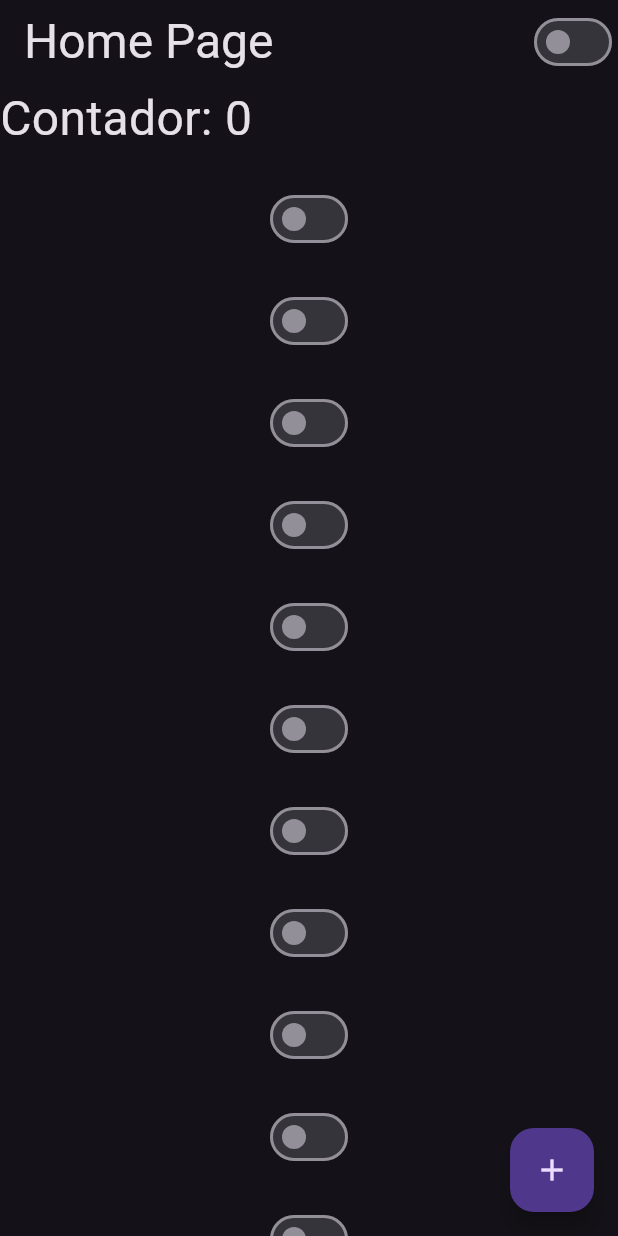
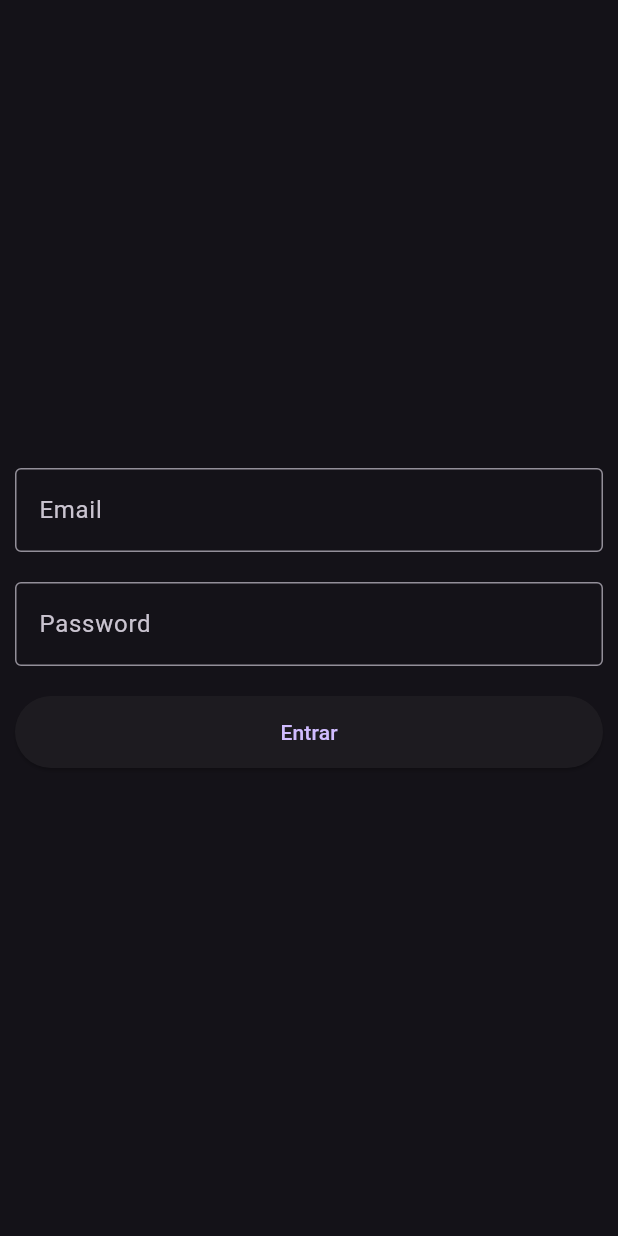
Before and after one commit to Mauricio-Junior-Dev/flutter_aula, a Flutter app: the screen it shows after launch, on a phone screen of 412 x 824 dp. Run offline on Flutter 3.47's test engine with Material 3 defaults, Android fonts, the phone set to English and light mode, and no system bars.

Commit message:
aula 17 TextFild

```diff
--- a/ola_mundo/lib/app_widget.dart
+++ b/ola_mundo/lib/app_widget.dart
@@ -1,6 +1,7 @@
 import 'package:ola_mundo/app_controller.dart';
 import 'package:ola_mundo/home_page.dart';
 import 'package:flutter/material.dart';
+import 'package:ola_mundo/login_page.dart';
 
 class AppWidget extends StatelessWidget {
   //Stateles Não pode ser mudado
@@ -20,7 +21,7 @@ class AppWidget extends StatelessWidget {
                 ? Brightness.light
                 : Brightness.dark,
           ),
-          home: HomePage(),
+          home: LoginPage(),
         );
       },
     );
--- /dev/null
+++ b/ola_mundo/lib/login_page.dart
@@ -0,0 +1,71 @@
+import 'dart:math';
+
+import 'package:flutter/material.dart';
+
+class LoginPage extends StatefulWidget {
+  const LoginPage({super.key});
+
+  @override
+  State<LoginPage> createState() => _LoginPageState();
+}
+
+class _LoginPageState extends State<LoginPage> {
+  String email = '';
+  String password = '';
+
+  @override
+  Widget build(BuildContext context) {
+    return Material(
+        child: SingleChildScrollView(
+      child: SizedBox(
+        width: MediaQuery.of(context).size.width,
+        height: MediaQuery.of(context).size.height,
+        child: Padding(
+          padding: const EdgeInsets.all(10.0),
+          child: Column(
+            mainAxisAlignment: MainAxisAlignment.center,
+            children: [
+              TextField(
+                onChanged: (text) {
+                  email = text;
+                },
+                keyboardType: TextInputType.emailAddress,
+                decoration: InputDecoration(
+                  labelText: 'Email',
+                  border: OutlineInputBorder(),
+                ),
+              ),
+
+              SizedBox(height: 20.0), // Espaço entre os campos de texto
+              TextField(
+                onChanged: (text) {
+                  password = text;
+                },
+                obscureText: true,
+                decoration: InputDecoration(
+                  labelText: 'Password',
+                  border: OutlineInputBorder(),
+                ),
+              ),
+
+              SizedBox(
+                  height: 20.0), // Espaço entre os campos de texto e o botão
+              ElevatedButton(
+                style: ElevatedButton.styleFrom(
+                    minimumSize: Size(double.infinity, 48)),
+                onPressed: () {
+                  if (email == 'admin@admin.com' && password == 'admin') {
+                    print('Login bem-sucedido');
+                  } else {
+                    print('Login falhou');
+                  }
+                },
+                child: const Text('Entrar'),
+              ),
+            ],
+          ),
+        ),
+      ),
+    ));
+  }
+}
```
